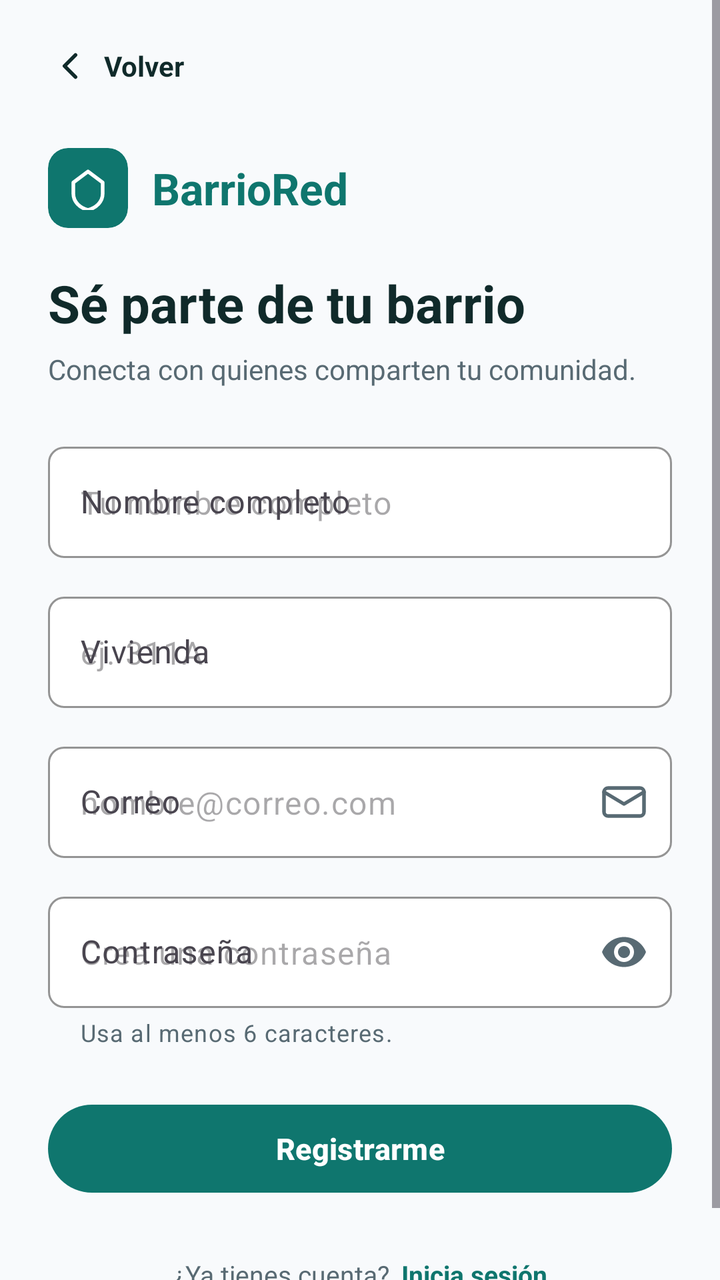
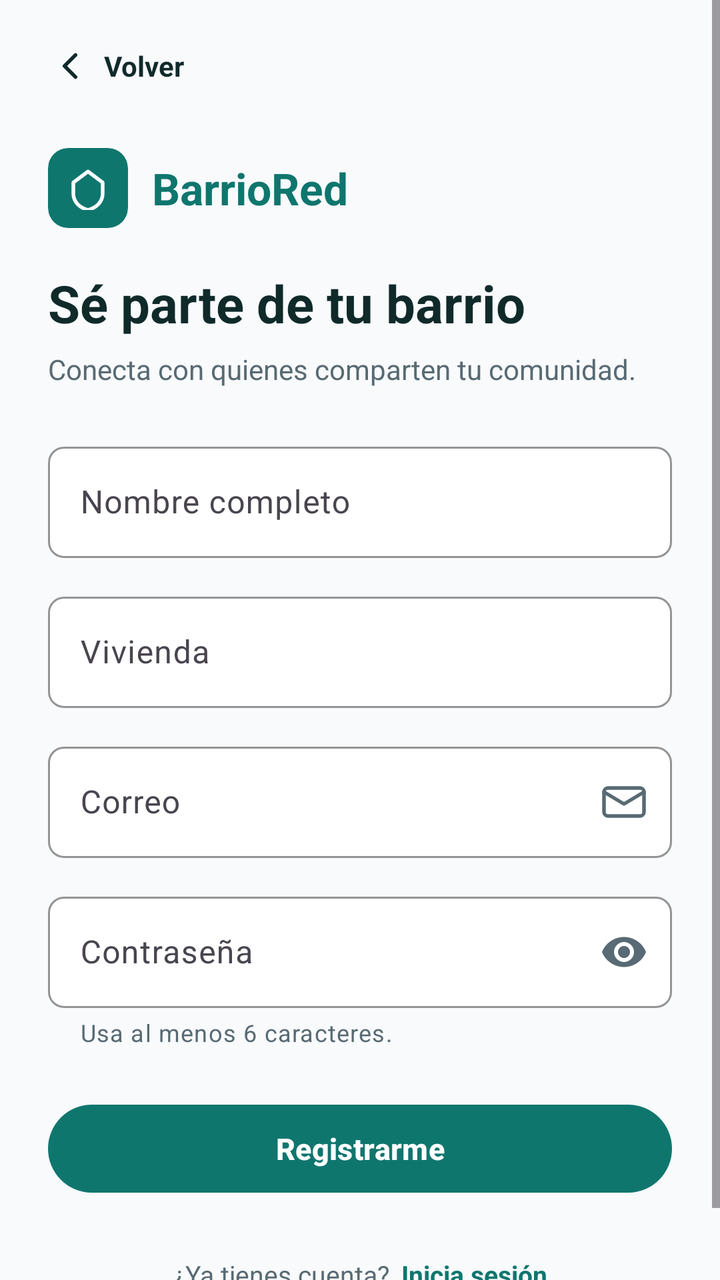

Before-and-after screenshots of an Android layout around one commit, followed by the original layout XML and the change that was made.
<!-- AndroidManifest.xml: application theme Theme.BarrioRed -->
<!-- res/layout/activity_register.xml -->
<?xml version="1.0" encoding="utf-8"?>
<ScrollView xmlns:android="http://schemas.android.com/apk/res/android"
    xmlns:app="http://schemas.android.com/apk/res-auto"
    android:layout_width="match_parent"
    android:layout_height="match_parent"
    android:fillViewport="true"
    android:fitsSystemWindows="true"
    android:background="@color/bg_screen">

    <androidx.constraintlayout.widget.ConstraintLayout
        android:layout_width="match_parent"
        android:layout_height="wrap_content"
        android:paddingStart="24dp"
        android:paddingEnd="24dp"
        android:paddingTop="16dp"
        android:paddingBottom="24dp">

        
        <LinearLayout
            android:id="@+id/btnBackRegister"
            android:layout_width="wrap_content"
            android:layout_height="wrap_content"
            android:gravity="center_vertical"
            android:orientation="horizontal"
            android:paddingTop="6dp"
            android:paddingBottom="6dp"
            android:paddingEnd="12dp"
            android:background="?attr/selectableItemBackground"
            app:layout_constraintTop_toTopOf="parent"
            app:layout_constraintStart_toStartOf="parent">

            <ImageView
                android:layout_width="22dp"
                android:layout_height="22dp"
                android:src="@drawable/ic_back"
                android:contentDescription="Volver" />

            <TextView
                android:layout_width="wrap_content"
                android:layout_height="wrap_content"
                android:layout_marginStart="6dp"
                android:text="Volver"
                android:textSize="14sp"
                android:textStyle="bold"
                android:textColor="@color/text_primary" />
        </LinearLayout>

        
        <LinearLayout
            android:id="@+id/layoutBrandRegister"
            android:layout_width="0dp"
            android:layout_height="wrap_content"
            android:layout_marginTop="24dp"
            android:gravity="center_vertical"
            android:orientation="horizontal"
            app:layout_constraintTop_toBottomOf="@id/btnBackRegister"
            app:layout_constraintStart_toStartOf="parent"
            app:layout_constraintEnd_toEndOf="parent">

            <com.google.android.material.card.MaterialCardView
                android:layout_width="40dp"
                android:layout_height="40dp"
                app:cardCornerRadius="10dp"
                app:cardElevation="0dp"
                app:strokeWidth="0dp"
                app:cardBackgroundColor="@color/primary">

                <ImageView
                    android:layout_width="22dp"
                    android:layout_height="22dp"
                    android:layout_gravity="center"
                    android:src="@drawable/ic_roof_shield"
                    android:contentDescription="@string/app_name" />
            </com.google.android.material.card.MaterialCardView>

            <TextView
                android:layout_width="wrap_content"
                android:layout_height="wrap_content"
                android:layout_marginStart="12dp"
                android:text="@string/app_name"
                android:textSize="22sp"
                android:textStyle="bold"
                android:textColor="@color/primary" />
        </LinearLayout>

        <TextView
            android:id="@+id/tvRegisterTitle"
            android:layout_width="0dp"
            android:layout_height="wrap_content"
            android:layout_marginTop="20dp"
            android:text="@string/register_title"
            android:textSize="26sp"
            android:textStyle="bold"
            android:textColor="@color/text_primary"
            app:layout_constraintTop_toBottomOf="@id/layoutBrandRegister"
            app:layout_constraintStart_toStartOf="parent"
            app:layout_constraintEnd_toEndOf="parent" />

        <TextView
            android:id="@+id/tvRegisterSubtitle"
            android:layout_width="0dp"
            android:layout_height="wrap_content"
            android:layout_marginTop="6dp"
            android:text="@string/register_subtitle"
            android:textSize="14sp"
            android:textColor="@color/text_secondary"
            app:layout_constraintTop_toBottomOf="@id/tvRegisterTitle"
            app:layout_constraintStart_toStartOf="parent"
            app:layout_constraintEnd_toEndOf="parent" />

        
        <com.google.android.material.textfield.TextInputLayout
            android:id="@+id/tilName"
            style="@style/Widget.Material3.TextInputLayout.OutlinedBox"
            android:layout_width="0dp"
            android:layout_height="wrap_content"
            android:layout_marginTop="24dp"
            android:hint="@string/name_hint"
            app:boxBackgroundColor="@color/card_surface"
            app:boxCornerRadiusTopStart="8dp"
            app:boxCornerRadiusTopEnd="8dp"
            app:boxCornerRadiusBottomStart="8dp"
            app:boxCornerRadiusBottomEnd="8dp"
            app:boxStrokeColor="@color/border_input"
            app:layout_constraintTop_toBottomOf="@id/tvRegisterSubtitle"
            app:layout_constraintStart_toStartOf="parent"
            app:layout_constraintEnd_toEndOf="parent">

            <com.google.android.material.textfield.TextInputEditText
                android:id="@+id/etName"
                android:layout_width="match_parent"
                android:layout_height="wrap_content"
                android:hint="Tu nombre completo"
                android:inputType="textPersonName|textCapWords"
                android:maxLines="1"
                android:textColor="@color/text_primary" />
        </com.google.android.material.textfield.TextInputLayout>

        
        <com.google.android.material.textfield.TextInputLayout
            android:id="@+id/tilVivienda"
            style="@style/Widget.Material3.TextInputLayout.OutlinedBox"
            android:layout_width="0dp"
            android:layout_height="wrap_content"
            android:layout_marginTop="14dp"
            android:hint="Vivienda"
            app:boxBackgroundColor="@color/card_surface"
            app:boxCornerRadiusTopStart="8dp"
            app:boxCornerRadiusTopEnd="8dp"
            app:boxCornerRadiusBottomStart="8dp"
            app:boxCornerRadiusBottomEnd="8dp"
            app:boxStrokeColor="@color/border_input"
            app:layout_constraintTop_toBottomOf="@id/tilName"
            app:layout_constraintStart_toStartOf="parent"
            app:layout_constraintEnd_toEndOf="parent">

            <com.google.android.material.textfield.TextInputEditText
                android:id="@+id/etVivienda"
                android:layout_width="match_parent"
                android:layout_height="wrap_content"
                android:hint="ej. 311A"
                android:inputType="textCapCharacters"
                android:maxLines="1"
                android:textColor="@color/text_primary" />
        </com.google.android.material.textfield.TextInputLayout>

        
        <com.google.android.material.textfield.TextInputLayout
            android:id="@+id/tilEmail"
            style="@style/Widget.Material3.TextInputLayout.OutlinedBox"
            android:layout_width="0dp"
            android:layout_height="wrap_content"
            android:layout_marginTop="14dp"
            android:hint="@string/email_hint"
            app:boxBackgroundColor="@color/card_surface"
            app:boxCornerRadiusTopStart="8dp"
            app:boxCornerRadiusTopEnd="8dp"
            app:boxCornerRadiusBottomStart="8dp"
            app:boxCornerRadiusBottomEnd="8dp"
            app:boxStrokeColor="@color/border_input"
            app:endIconMode="custom"
            app:endIconDrawable="@drawable/ic_mail"
            app:endIconTint="@color/text_secondary"
            app:layout_constraintTop_toBottomOf="@id/tilVivienda"
            app:layout_constraintStart_toStartOf="parent"
            app:layout_constraintEnd_toEndOf="parent">

            <com.google.android.material.textfield.TextInputEditText
                android:id="@+id/etEmail"
                android:layout_width="match_parent"
                android:layout_height="wrap_content"
                android:hint="nombre@correo.com"
                android:inputType="textEmailAddress"
                android:maxLines="1"
                android:textColor="@color/text_primary" />
        </com.google.android.material.textfield.TextInputLayout>

        
        <com.google.android.material.textfield.TextInputLayout
            android:id="@+id/tilPassword"
            style="@style/Widget.Material3.TextInputLayout.OutlinedBox"
            android:layout_width="0dp"
            android:layout_height="wrap_content"
            android:layout_marginTop="14dp"
            android:hint="@string/password_hint"
            app:boxBackgroundColor="@color/card_surface"
            app:boxCornerRadiusTopStart="8dp"
            app:boxCornerRadiusTopEnd="8dp"
            app:boxCornerRadiusBottomStart="8dp"
            app:boxCornerRadiusBottomEnd="8dp"
            app:boxStrokeColor="@color/border_input"
            app:passwordToggleEnabled="true"
            app:passwordToggleTint="@color/text_secondary"
            app:helperText="Usa al menos 6 caracteres."
            app:helperTextTextColor="@color/text_secondary"
            app:layout_constraintTop_toBottomOf="@id/tilEmail"
            app:layout_constraintStart_toStartOf="parent"
            app:layout_constraintEnd_toEndOf="parent">

            <com.google.android.material.textfield.TextInputEditText
                android:id="@+id/etPassword"
                android:layout_width="match_parent"
                android:layout_height="wrap_content"
                android:hint="Crea una contraseña"
                android:inputType="textPassword"
                android:maxLines="1"
                android:textColor="@color/text_primary" />
        </com.google.android.material.textfield.TextInputLayout>

        
        <com.google.android.material.button.MaterialButton
            android:id="@+id/btnRegister"
            android:layout_width="0dp"
            android:layout_height="52dp"
            android:layout_marginTop="24dp"
            android:text="@string/btn_register"
            android:textColor="@color/white"
            android:textSize="15sp"
            android:textStyle="bold"
            app:cornerRadius="26dp"
            app:backgroundTint="@color/primary"
            app:layout_constraintTop_toBottomOf="@id/tilPassword"
            app:layout_constraintStart_toStartOf="parent"
            app:layout_constraintEnd_toEndOf="parent" />

        
        <LinearLayout
            android:id="@+id/tvGoToLogin"
            android:layout_width="wrap_content"
            android:layout_height="wrap_content"
            android:layout_marginTop="20dp"
            android:gravity="center"
            android:orientation="horizontal"
            android:padding="8dp"
            app:layout_constraintTop_toBottomOf="@id/btnRegister"
            app:layout_constraintBottom_toBottomOf="parent"
            app:layout_constraintStart_toStartOf="parent"
            app:layout_constraintEnd_toEndOf="parent">

            <TextView
                android:layout_width="wrap_content"
                android:layout_height="wrap_content"
                android:text="@string/already_have_account"
                android:textColor="@color/text_secondary"
                android:textSize="13sp" />

            <TextView
                android:layout_width="wrap_content"
                android:layout_height="wrap_content"
                android:layout_marginStart="6dp"
                android:text="@string/login_action"
                android:textColor="@color/primary"
                android:textSize="13sp"
                android:textStyle="bold" />
        </LinearLayout>

        <ProgressBar
            android:id="@+id/progressBar"
            android:layout_width="wrap_content"
            android:layout_height="wrap_content"
            android:visibility="gone"
            android:indeterminateTint="@color/primary"
            app:layout_constraintTop_toTopOf="parent"
            app:layout_constraintBottom_toBottomOf="parent"
            app:layout_constraintStart_toStartOf="parent"
            app:layout_constraintEnd_toEndOf="parent" />

    </androidx.constraintlayout.widget.ConstraintLayout>
</ScrollView>
<!-- resources referenced by this layout -->
<resources>
  <color name="bg_screen">#F8FAFC</color>
  <color name="border_input">#CBD5E1</color>
  <color name="card_surface">#FFFFFF</color>
  <color name="primary">#0F766E</color>
  <color name="text_primary">#102A2A</color>
  <color name="text_secondary">#586A73</color>
  <color name="white">#FFFFFFFF</color>
  <!-- drawable ic_back (drawable) -->
  <vector xmlns:android="http://schemas.android.com/apk/res/android"
      android:width="24dp"
      android:height="24dp"
      android:viewportWidth="24"
      android:viewportHeight="24">
      <path
          android:fillColor="#00000000"
          android:strokeColor="#102A2A"
          android:strokeWidth="2"
          android:strokeLineCap="round"
          android:strokeLineJoin="round"
          android:pathData="M15,18l-6,-6l6,-6"/>
  </vector>
  <!-- drawable ic_mail (drawable) -->
  <vector xmlns:android="http://schemas.android.com/apk/res/android"
      android:width="24dp"
      android:height="24dp"
      android:viewportWidth="24"
      android:viewportHeight="24">
      <path
          android:fillColor="#00000000"
          android:strokeColor="#586A73"
          android:strokeWidth="1.8"
          android:strokeLineCap="round"
          android:strokeLineJoin="round"
          android:pathData="M4,5h16c1.1,0 2,0.9 2,2v10c0,1.1 -0.9,2 -2,2H4c-1.1,0 -2,-0.9 -2,-2V7c0,-1.1 0.9,-2 2,-2z"/>
      <path
          android:fillColor="#00000000"
          android:strokeColor="#586A73"
          android:strokeWidth="1.8"
          android:strokeLineCap="round"
          android:strokeLineJoin="round"
          android:pathData="M22,7l-10,6L2,7"/>
  </vector>
  <!-- drawable ic_roof_shield (drawable) -->
  <vector xmlns:android="http://schemas.android.com/apk/res/android"
      android:width="24dp"
      android:height="24dp"
      android:viewportWidth="24"
      android:viewportHeight="24">
      <path
          android:fillColor="#00000000"
          android:strokeColor="#FFFFFF"
          android:strokeWidth="2"
          android:strokeLineCap="round"
          android:strokeLineJoin="round"
          android:pathData="M12,3L4,9v6c0,4.5 3.4,7.8 8,9c4.6,-1.2 8,-4.5 8,-9V9L12,3z"/>
  </vector>
  <string name="already_have_account">¿Ya tienes cuenta?</string>
  <string name="app_name">BarrioRed</string>
  <string name="btn_register">Registrarme</string>
  <string name="email_hint">Correo</string>
  <string name="login_action">Inicia sesión</string>
  <string name="name_hint">Nombre completo</string>
  <string name="password_hint">Contraseña</string>
  <string name="register_subtitle">Conecta con quienes comparten tu comunidad.</string>
  <string name="register_title">Sé parte de tu barrio</string>
  <style name="Theme.BarrioRed" parent="Theme.Material3.Light.NoActionBar">
          <item name="colorPrimary">@color/primary</item>
          <item name="colorOnPrimary">@color/white</item>
          <item name="colorSecondaryContainer">@color/primary_light</item>
          <item name="colorOnSecondaryContainer">@color/primary</item>
          <item name="android:colorBackground">@color/bg_screen</item>
          <item name="android:statusBarColor">@color/bg_screen</item>
          <item name="android:windowLightStatusBar">true</item>
          <item name="android:navigationBarColor">@color/card_surface</item>
          <item name="android:windowLightNavigationBar" tools:targetApi="o_mr1">true</item>
      </style>
  <color name="primary_light">#E3F2EE</color>
</resources>

<!-- the commit's change to res/layout/activity_register.xml (unified diff, before → after) -->
@@ -116,6 +116,8 @@
             android:layout_height="wrap_content"
             android:layout_marginTop="24dp"
             android:hint="@string/name_hint"
+            app:placeholderText="Tu nombre completo"
+            app:placeholderTextColor="@color/text_muted"
             app:boxBackgroundColor="@color/card_surface"
             app:boxCornerRadiusTopStart="8dp"
             app:boxCornerRadiusTopEnd="8dp"
@@ -130,7 +132,6 @@
                 android:id="@+id/etName"
                 android:layout_width="match_parent"
                 android:layout_height="wrap_content"
-                android:hint="Tu nombre completo"
                 android:inputType="textPersonName|textCapWords"
                 android:maxLines="1"
                 android:textColor="@color/text_primary" />
@@ -144,6 +145,8 @@
             android:layout_height="wrap_content"
             android:layout_marginTop="14dp"
             android:hint="Vivienda"
+            app:placeholderText="ej. 311A"
+            app:placeholderTextColor="@color/text_muted"
             app:boxBackgroundColor="@color/card_surface"
             app:boxCornerRadiusTopStart="8dp"
             app:boxCornerRadiusTopEnd="8dp"
@@ -158,7 +161,6 @@
                 android:id="@+id/etVivienda"
                 android:layout_width="match_parent"
                 android:layout_height="wrap_content"
-                android:hint="ej. 311A"
                 android:inputType="textCapCharacters"
                 android:maxLines="1"
                 android:textColor="@color/text_primary" />
@@ -172,6 +174,8 @@
             android:layout_height="wrap_content"
             android:layout_marginTop="14dp"
             android:hint="@string/email_hint"
+            app:placeholderText="nombre@correo.com"
+            app:placeholderTextColor="@color/text_muted"
             app:boxBackgroundColor="@color/card_surface"
             app:boxCornerRadiusTopStart="8dp"
             app:boxCornerRadiusTopEnd="8dp"
@@ -189,7 +193,6 @@
                 android:id="@+id/etEmail"
                 android:layout_width="match_parent"
                 android:layout_height="wrap_content"
-                android:hint="nombre@correo.com"
                 android:inputType="textEmailAddress"
                 android:maxLines="1"
                 android:textColor="@color/text_primary" />
@@ -203,6 +206,8 @@
             android:layout_height="wrap_content"
             android:layout_marginTop="14dp"
             android:hint="@string/password_hint"
+            app:placeholderText="Crea una contraseña"
+            app:placeholderTextColor="@color/text_muted"
             app:boxBackgroundColor="@color/card_surface"
             app:boxCornerRadiusTopStart="8dp"
             app:boxCornerRadiusTopEnd="8dp"
@@ -221,7 +226,6 @@
                 android:id="@+id/etPassword"
                 android:layout_width="match_parent"
                 android:layout_height="wrap_content"
-                android:hint="Crea una contraseña"
                 android:inputType="textPassword"
                 android:maxLines="1"
                 android:textColor="@color/text_primary" />
<!-- resource entries referenced after the edit -->
@@ -4,6 +4,7 @@
   <color name="border_input">#CBD5E1</color>
   <color name="card_surface">#FFFFFF</color>
   <color name="primary">#0F766E</color>
+  <color name="text_muted">#78878E</color>
   <color name="text_primary">#102A2A</color>
   <color name="text_secondary">#586A73</color>
   <color name="white">#FFFFFFFF</color>
